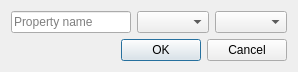
Above: src/tiled/addpropertydialog.ui from kujukuju/Tiled-Jumpario before the change. Below: the same form after it.
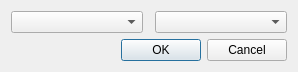
That is the form after the change.

Patch:
```diff
--- a/src/tiled/addpropertydialog.ui
+++ b/src/tiled/addpropertydialog.ui
@@ -17,16 +17,6 @@
    <property name="sizeConstraint">
     <enum>QLayout::SetMinAndMaxSize</enum>
    </property>
-   <item row="0" column="0">
-    <widget class="QLineEdit" name="name2">
-     <property name="readOnly">
-      <bool>false</bool>
-     </property>
-     <property name="placeholderText">
-      <string>Property name</string>
-     </property>
-    </widget>
-   </item>
    <item row="1" column="0" colspan="3">
     <widget class="QDialogButtonBox" name="buttonBox">
      <property name="locale">
@@ -40,11 +30,25 @@
      </property>
     </widget>
    </item>
+   <item row="0" column="0">
+    <widget class="QComboBox" name="name">
+     <property name="sizePolicy">
+      <sizepolicy hsizetype="MinimumExpanding" vsizetype="Fixed">
+       <horstretch>0</horstretch>
+       <verstretch>0</verstretch>
+      </sizepolicy>
+     </property>
+    </widget>
+   </item>
    <item row="0" column="2">
-    <widget class="QComboBox" name="typeBox"/>
-   </item>
-   <item row="0" column="1">
-    <widget class="QComboBox" name="name"/>
+    <widget class="QComboBox" name="typeBox">
+     <property name="sizePolicy">
+      <sizepolicy hsizetype="MinimumExpanding" vsizetype="Fixed">
+       <horstretch>0</horstretch>
+       <verstretch>0</verstretch>
+      </sizepolicy>
+     </property>
+    </widget>
    </item>
   </layout>
  </widget>
```
Left out of the diff: 3 changed lines with no effect on the pictures.
